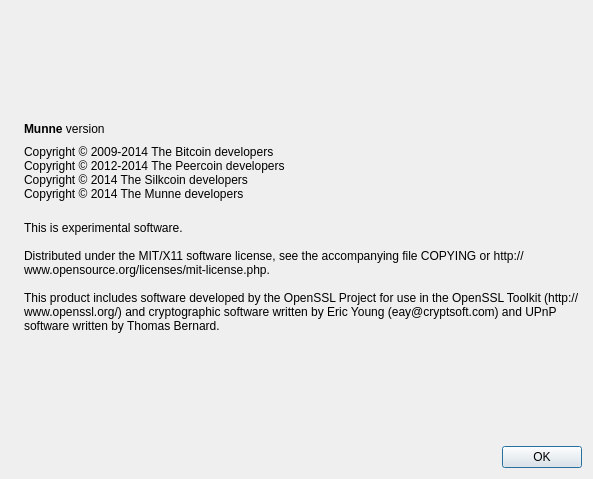
First picture: the form in src/qt/forms/aboutdialog.ui, repository munnecoin/Munnewallet, before the edit.
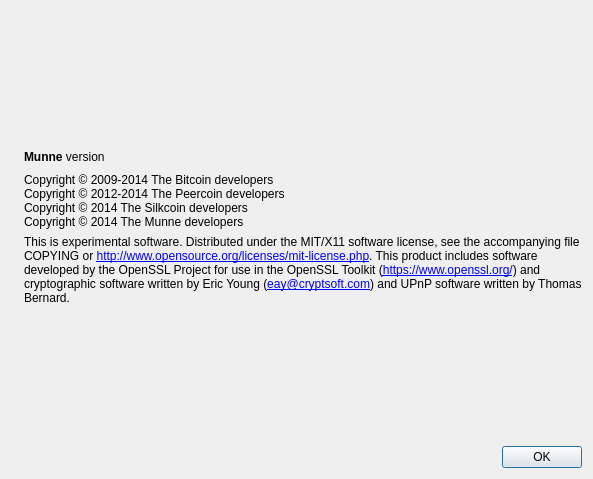
Second picture: the form after the edit. Icons and pictures are not drawn.

Commit message: Make links on 'About Bitcoin Core' into clickable (squashed 5 comits into one)

What changed in the file:
```diff
--- a/src/qt/forms/aboutdialog.ui
+++ b/src/qt/forms/aboutdialog.ui
@@ -110,9 +110,12 @@
         <string>
 This is experimental software.
 
-Distributed under the MIT/X11 software license, see the accompanying file COPYING or http://www.opensource.org/licenses/mit-license.php.
+Distributed under the MIT/X11 software license, see the accompanying file COPYING or &lt;a href=&quot;http://www.opensource.org/licenses/mit-license.php&quot;&gt;http://www.opensource.org/licenses/mit-license.php&lt;/a&gt;.
 
-This product includes software developed by the OpenSSL Project for use in the OpenSSL Toolkit (http://www.openssl.org/) and cryptographic software written by Eric Young (eay@cryptsoft.com) and UPnP software written by Thomas Bernard.</string>
+This product includes software developed by the OpenSSL Project for use in the OpenSSL Toolkit (&lt;a href=&quot;https://www.openssl.org/&quot;&gt;https://www.openssl.org/&lt;/a&gt;) and cryptographic software written by Eric Young (&lt;a href=&quot;mailto:eay@cryptsoft.com&quot;&gt;eay@cryptsoft.com&lt;/a&gt;) and UPnP software written by Thomas Bernard.</string>
+       </property>
+       <property name="textFormat">
+        <enum>Qt::RichText</enum>
        </property>
        <property name="wordWrap">
         <bool>true</bool>
```
